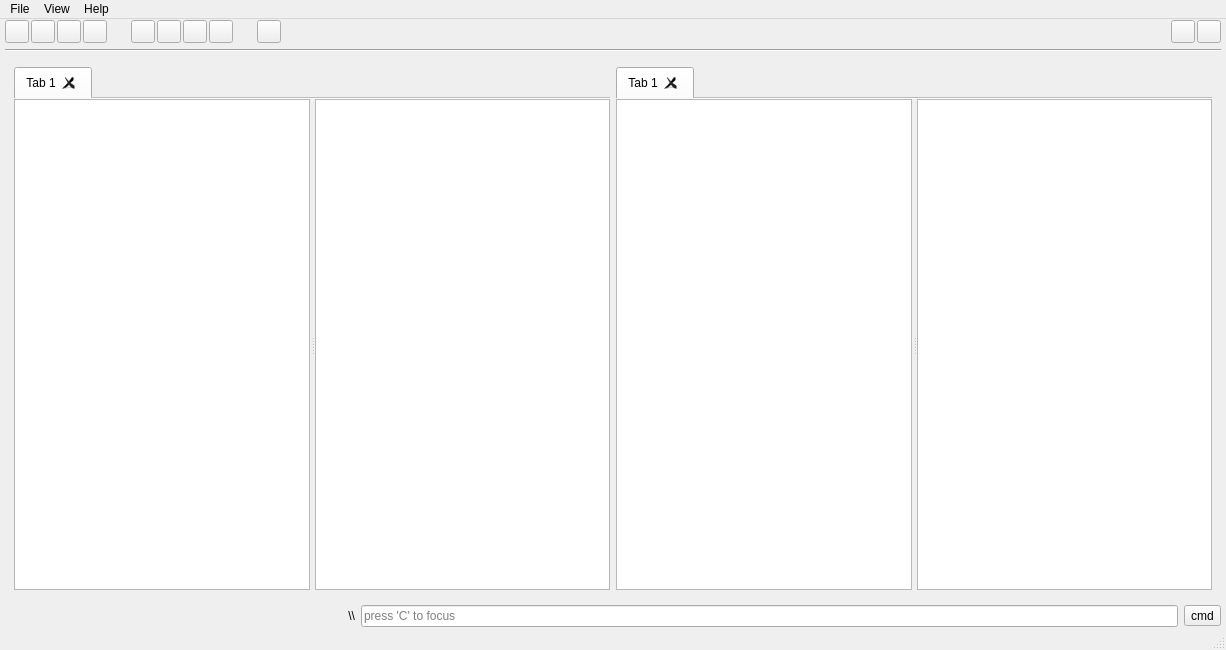
Qt form mainwindow.ui (yunnsbz/File-Manager) before a commit.
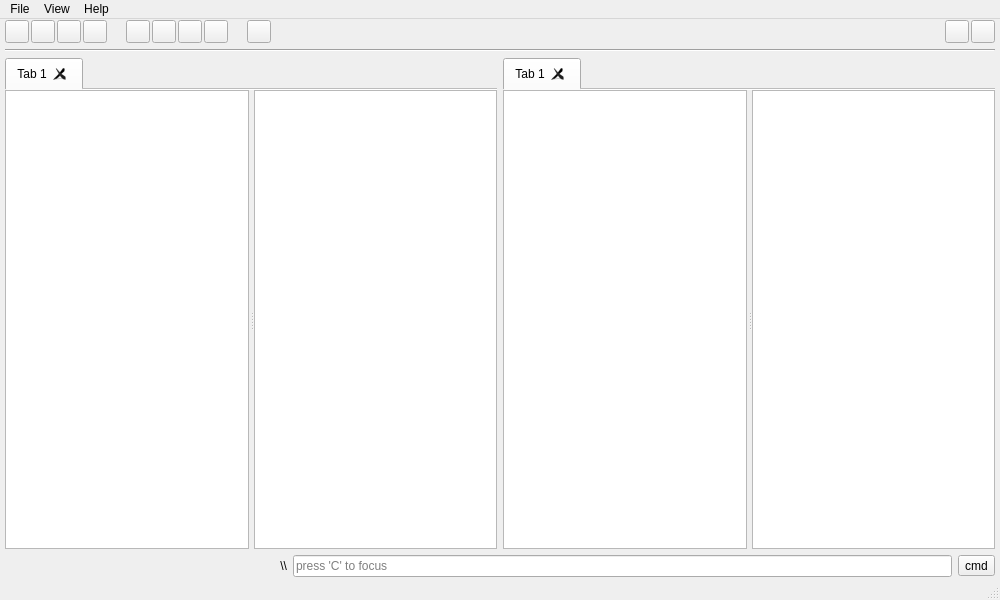
The same form after that commit. Icons and pictures are not drawn.

Commit message: set tabwidget margins to 0 and made the window smaller

What changed in the file:
```diff
--- a/mainwindow.ui
+++ b/mainwindow.ui
@@ -6,8 +6,8 @@
    <rect>
     <x>0</x>
     <y>0</y>
-    <width>1226</width>
-    <height>650</height>
+    <width>1000</width>
+    <height>600</height>
    </rect>
   </property>
   <property name="minimumSize">
@@ -57,6 +57,18 @@
     <item row="2" column="0">
      <widget class="QWidget" name="widget" native="true">
       <layout class="QHBoxLayout" name="horizontalLayout_3">
+       <property name="leftMargin">
+        <number>0</number>
+       </property>
+       <property name="topMargin">
+        <number>0</number>
+       </property>
+       <property name="rightMargin">
+        <number>0</number>
+       </property>
+       <property name="bottomMargin">
+        <number>0</number>
+       </property>
        <item>
         <widget class="QTabWidget" name="tabWidget">
          <property name="tabShape">
@@ -568,7 +580,7 @@
     <rect>
      <x>0</x>
      <y>0</y>
-     <width>1226</width>
+     <width>1000</width>
      <height>21</height>
     </rect>
    </property>
```
